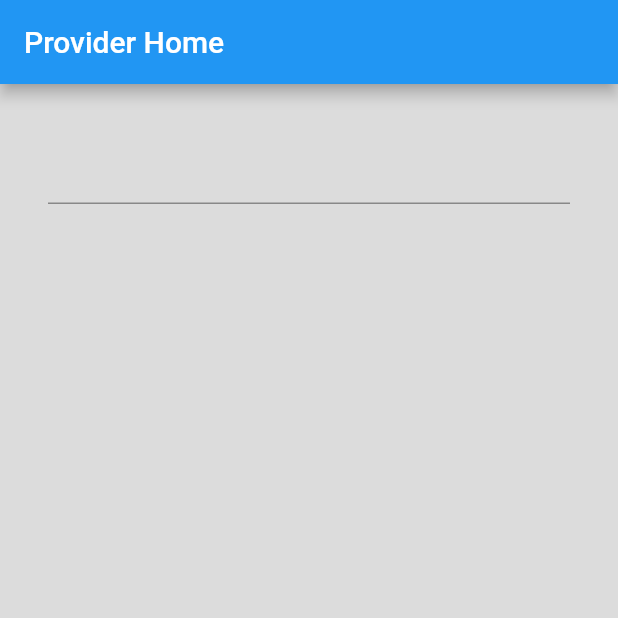
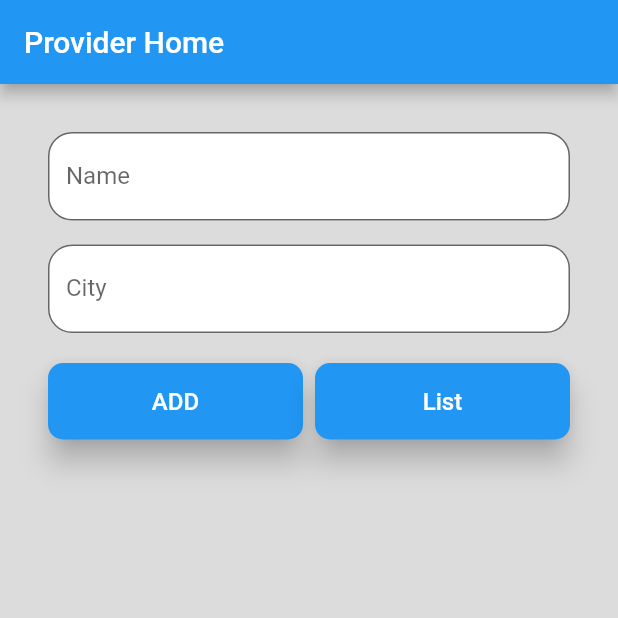
Before and after one commit to Mhossain028/flutter_state_management, a Flutter app: the screen it shows after launch, on a phone screen of 412 x 824 dp, the top half of it. Run offline on Flutter 3.47's test engine with Material 2 defaults, Android fonts, the phone set to English and light mode, and no system bars.

```diff
--- /dev/null
+++ b/lib/model/user.dart
@@ -0,0 +1,6 @@
+class User {
+  String name;
+  String city;
+
+  User(this.name, this.city);
+}
--- a/lib/screens/home.dart
+++ b/lib/screens/home.dart
@@ -1,9 +1,36 @@
 import 'package:flutter/material.dart';
+import 'package:state_management/model/user.dart';
+import 'package:state_management/screens/user_list_screen.dart';
+import 'package:state_management/widget/cheetah_button.dart';
 import 'package:state_management/widget/cheetah_input.dart';
+import 'package:state_management/widget/user_list.dart';
 
-class Home extends StatelessWidget {
+class Home extends StatefulWidget {
   const Home({Key? key}) : super(key: key);
 
+  @override
+  State<Home> createState() => _HomeState();
+}
+
+class _HomeState extends State<Home> {
+  late String _city;
+  late String _name;
+
+  List<User> userList = [];
+
+  addUser(User user) {
+    setState(() {
+      userList.add(user);
+    });
+  }
+
+  deleteUser(User user) {
+    setState(() {
+      userList.removeWhere((user) => user.name == user.name);
+    });
+  }
+
+  final GlobalKey<FormState> _formKey = GlobalKey<FormState>();
   @override
   Widget build(BuildContext context) {
     return Scaffold(
@@ -15,13 +42,58 @@ class Home extends StatelessWidget {
         ),
       ),
       body: SingleChildScrollView(
-        padding: EdgeInsets.all(32),
-        child: Form(child: Column(
-          mainAxisAlignment: MainAxisAlignment.center,
-          children: [
-            CheetahInput(),
-          ],
-        )),
+        padding: const EdgeInsets.all(32),
+        child: Form(
+          key: _formKey,
+          child: Column(
+            mainAxisAlignment: MainAxisAlignment.center,
+            children: [
+              CheetahInput(
+                labelText: 'Name',
+                onSaved: (value) {
+                  _name = value;
+                },
+              ),
+              const SizedBox(height: 16),
+              CheetahInput(
+                labelText: 'City',
+                onSaved: (value) {
+                  _city = value;
+                },
+              ),
+              const SizedBox(height: 20),
+              Row(
+                mainAxisAlignment: MainAxisAlignment.spaceBetween,
+                children: [
+                  CheetahButton(
+                    text: 'ADD',
+                    onPressed: () {
+                      if (!_formKey.currentState !.validate()) return;
+
+                      _formKey.currentState!.save();
+
+                      addUser(User(_name, _city));
+                    },
+                  ),
+                  const SizedBox(width: 8),
+                  CheetahButton(
+                    text: 'List',
+                    onPressed: () {
+                      Navigator.push(
+                        context,
+                        MaterialPageRoute(
+                          builder: (context) => UserListScreen(userList, deleteUser),
+                        ),
+                      );
+                    },
+                  ),
+                ],
+              ),
+              const SizedBox(height: 20),
+              UserList(users: userList, onDelete: deleteUser)
+            ],
+          ),
+        ),
       ),
     );
   }
--- /dev/null
+++ b/lib/widget/cheetah_button.dart
@@ -0,0 +1,32 @@
+import 'package:flutter/material.dart';
+
+class CheetahButton extends StatelessWidget {
+  final String text;
+  final Function onPressed;
+  const CheetahButton({Key? key, required this.text, required this.onPressed}) : super(key: key);
+
+  @override
+  Widget build(BuildContext context) {
+    return Expanded(
+      child: TextButton(
+        style: TextButton.styleFrom(
+          padding: const EdgeInsets.all(16),
+          elevation: 8,
+          backgroundColor: Theme.of(context).primaryColor,
+          shape: RoundedRectangleBorder(
+            borderRadius: BorderRadius.circular(10),
+          ),
+        ),
+        // ignore: sort_child_properties_last
+        child: Text(
+          text,
+          style: const TextStyle(
+            fontSize: 16,
+            color: Colors.white,
+          ),
+        ),
+        onPressed: (() => onPressed()),
+      ),
+    );
+  }
+}
--- a/lib/widget/cheetah_input.dart
+++ b/lib/widget/cheetah_input.dart
@@ -1,10 +1,35 @@
 import 'package:flutter/material.dart';
 
 class CheetahInput extends StatelessWidget {
-  const CheetahInput({Key? key}) : super(key: key);
+  final String labelText;
+   final Function onSaved;
+  const CheetahInput({
+    Key? key,
+    required this.labelText,
+    required this.onSaved,
+  }) : super(key: key);
 
   @override
   Widget build(BuildContext context) {
-    return TextFormField();
+    return TextFormField(
+      decoration: InputDecoration(
+          fillColor: Colors.white,
+          filled: true,
+          labelText: labelText,
+          border: OutlineInputBorder(
+            borderRadius: BorderRadius.circular(16),
+          ),
+          floatingLabelBehavior: FloatingLabelBehavior.never),
+          initialValue: '',
+          validator: (value) {
+            if (value!.isEmpty) {
+              return '$labelText is required';
+            }
+            return null;
+          },
+          onSaved: (String? value) {
+            onSaved(value);
+          },
+    );
   }
 }
```
Also changed, not shown: lib/screens/user_list_screen.dart (added, +47 -0 lines), lib/widget/user_list.dart (added, +57 -0 lines).
